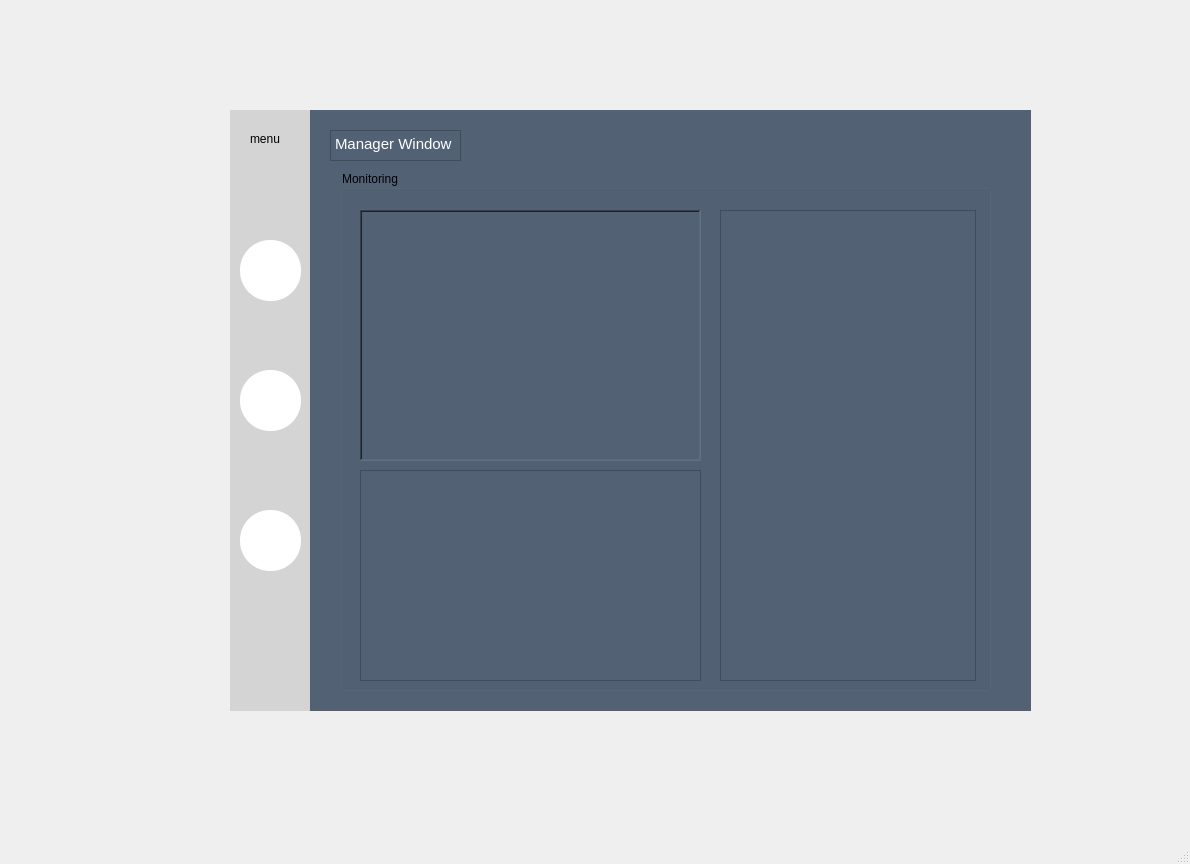
addinedu-ros-4th/ros-repo-2, file gui/manager/ui/manager.ui: the form before one commit.
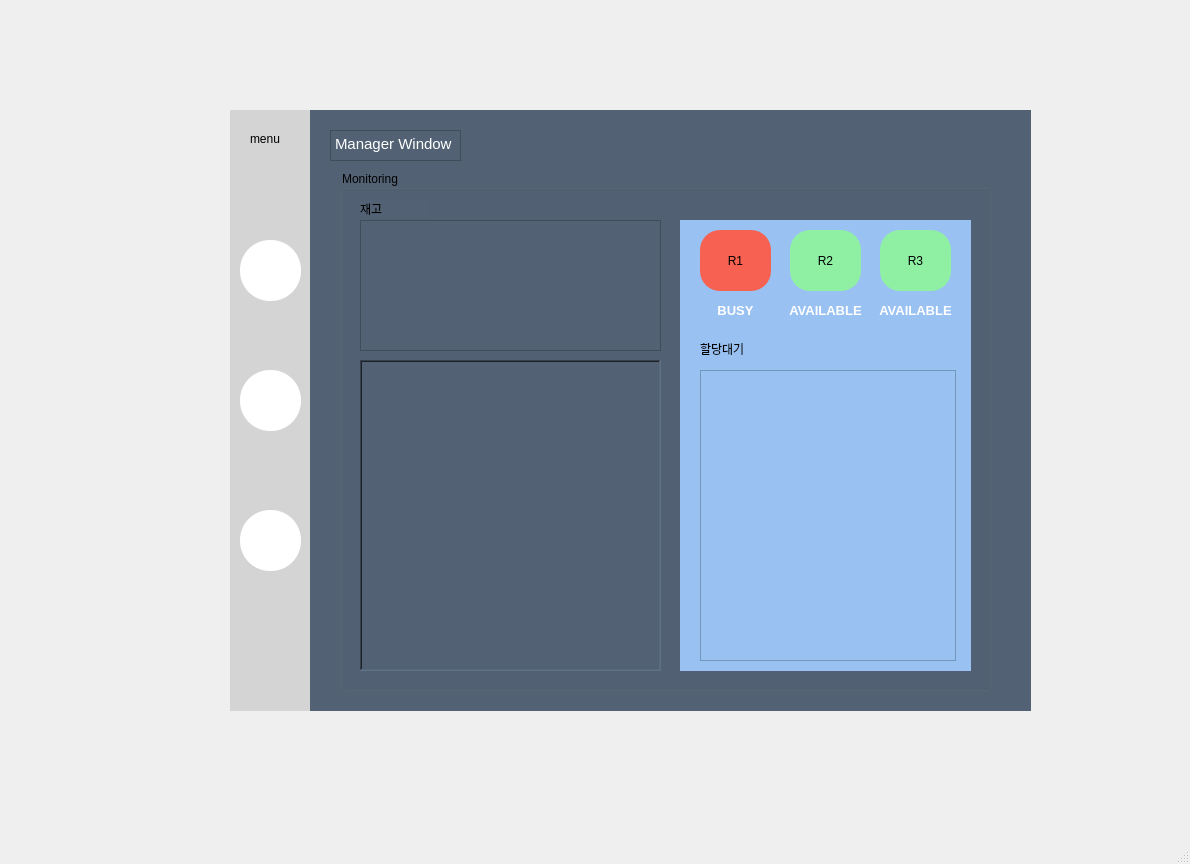
The form after the commit. Icons and pictures are not drawn.

```diff
--- a/gui/manager/ui/manager.ui
+++ b/gui/manager/ui/manager.ui
@@ -183,9 +183,9 @@
         <property name="geometry">
          <rect>
           <x>20</x>
-          <y>40</y>
-          <width>341</width>
-          <height>251</height>
+          <y>190</y>
+          <width>301</width>
+          <height>311</height>
          </rect>
         </property>
         <property name="frameShape">
@@ -198,26 +198,260 @@
          <string/>
         </property>
        </widget>
-       <widget class="QListWidget" name="listWidget">
+       <widget class="QWidget" name="widget" native="true">
         <property name="geometry">
          <rect>
-          <x>380</x>
-          <y>40</y>
-          <width>256</width>
-          <height>471</height>
+          <x>340</x>
+          <y>50</y>
+          <width>291</width>
+          <height>451</height>
          </rect>
         </property>
+        <property name="styleSheet">
+         <string notr="true">background-color: rgb(153, 193, 241);</string>
+        </property>
+        <widget class="QPushButton" name="R2">
+         <property name="geometry">
+          <rect>
+           <x>110</x>
+           <y>10</y>
+           <width>71</width>
+           <height>61</height>
+          </rect>
+         </property>
+         <property name="styleSheet">
+          <string notr="true">background-color: rgb(143, 240, 164);
+border-radius: 20px</string>
+         </property>
+         <property name="text">
+          <string>R2</string>
+         </property>
+         <property name="icon">
+          <iconset>
+           <normaloff>../../../../consumer/ui/Downloads/bar-chart.png</normaloff>../../../../consumer/ui/Downloads/bar-chart.png</iconset>
+         </property>
+         <property name="iconSize">
+          <size>
+           <width>30</width>
+           <height>30</height>
+          </size>
+         </property>
+        </widget>
+        <widget class="QPushButton" name="R3">
+         <property name="geometry">
+          <rect>
+           <x>200</x>
+           <y>10</y>
+           <width>71</width>
+           <height>61</height>
+          </rect>
+         </property>
+         <property name="styleSheet">
+          <string notr="true">background-color: rgb(143, 240, 164);
+border-radius: 20px</string>
+         </property>
+         <property name="text">
+          <string>R3</string>
+         </property>
+         <property name="icon">
+          <iconset>
+           <normaloff>../../../../consumer/ui/Downloads/bar-chart.png</normaloff>../../../../consumer/ui/Downloads/bar-chart.png</iconset>
+         </property>
+         <property name="iconSize">
+          <size>
+           <width>30</width>
+           <height>30</height>
+          </size>
+         </property>
+        </widget>
+        <widget class="QLabel" name="status1">
+         <property name="geometry">
+          <rect>
+           <x>30</x>
+           <y>80</y>
+           <width>51</width>
+           <height>21</height>
+          </rect>
+         </property>
+         <property name="font">
+          <font>
+           <pointsize>10</pointsize>
+           <weight>75</weight>
+           <italic>false</italic>
+           <bold>true</bold>
+           <strikeout>false</strikeout>
+          </font>
+         </property>
+         <property name="contextMenuPolicy">
+          <enum>Qt::ActionsContextMenu</enum>
+         </property>
+         <property name="layoutDirection">
+          <enum>Qt::LeftToRight</enum>
+         </property>
+         <property name="styleSheet">
+          <string notr="true">color: rgb(255, 255, 255);</string>
+         </property>
+         <property name="text">
+          <string>BUSY</string>
+         </property>
+         <property name="alignment">
+          <set>Qt::AlignCenter</set>
+         </property>
+        </widget>
+        <widget class="QLabel" name="status2">
+         <property name="geometry">
+          <rect>
+           <x>100</x>
+           <y>80</y>
+           <width>91</width>
+           <height>21</height>
+          </rect>
+         </property>
+         <property name="font">
+          <font>
+           <pointsize>10</pointsize>
+           <weight>75</weight>
+           <italic>false</italic>
+           <bold>true</bold>
+           <strikeout>false</strikeout>
+          </font>
+         </property>
+         <property name="contextMenuPolicy">
+          <enum>Qt::ActionsContextMenu</enum>
+         </property>
+         <property name="layoutDirection">
+          <enum>Qt::LeftToRight</enum>
+         </property>
+         <property name="styleSheet">
+          <string notr="true">color: rgb(255, 255, 255);</string>
+         </property>
+         <property name="text">
+          <string>AVAILABLE</string>
+         </property>
+         <property name="alignment">
+          <set>Qt::AlignCenter</set>
+         </property>
+        </widget>
+        <widget class="QPushButton" name="R1">
+         <property name="geometry">
+          <rect>
+           <x>20</x>
+           <y>10</y>
+           <width>71</width>
+           <height>61</height>
+          </rect>
+         </property>
+         <property name="styleSheet">
+          <string notr="true">background-color: rgb(246, 97, 81);
+border-radius: 20px</string>
+         </property>
+         <property name="text">
+          <string>R1</string>
+         </property>
+         <property name="icon">
+          <iconset>
+           <normaloff>../../../../consumer/ui/Downloads/bar-chart.png</normaloff>../../../../consumer/ui/Downloads/bar-chart.png</iconset>
+         </property>
+         <property name="iconSize">
+          <size>
+           <width>30</width>
+           <height>30</height>
+          </size>
+         </property>
+        </widget>
+        <widget class="QLabel" name="status3">
+         <property name="geometry">
+          <rect>
+           <x>190</x>
+           <y>80</y>
+           <width>91</width>
+           <height>21</height>
+          </rect>
+         </property>
+         <property name="font">
+          <font>
+           <pointsize>10</pointsize>
+           <weight>75</weight>
+           <italic>false</italic>
+           <bold>true</bold>
+           <strikeout>false</strikeout>
+          </font>
+         </property>
+         <property name="contextMenuPolicy">
+          <enum>Qt::ActionsContextMenu</enum>
+         </property>
+         <property name="layoutDirection">
+          <enum>Qt::LeftToRight</enum>
+         </property>
+         <property name="styleSheet">
+          <string notr="true">color: rgb(255, 255, 255);</string>
+         </property>
+         <property name="text">
+          <string>AVAILABLE</string>
+         </property>
+         <property name="alignment">
+          <set>Qt::AlignCenter</set>
+         </property>
+        </widget>
+        <widget class="QLabel" name="wait">
+         <property name="geometry">
+          <rect>
+           <x>20</x>
+           <y>120</y>
+           <width>67</width>
+           <height>17</height>
+          </rect>
+         </property>
+         <property name="text">
+          <string>할당대기</string>
+         </property>
+        </widget>
+        <widget class="QTableView" name="taskView">
+         <property name="geometry">
+          <rect>
+           <x>20</x>
+           <y>150</y>
+           <width>256</width>
+           <height>291</height>
+          </rect>
+         </property>
+        </widget>
+        <zorder>status2</zorder>
+        <zorder>R2</zorder>
+        <zorder>R3</zorder>
+        <zorder>status1</zorder>
+        <zorder>R1</zorder>
+        <zorder>status3</zorder>
+        <zorder>wait</zorder>
+        <zorder>taskView</zorder>
        </widget>
-       <widget class="QTableView" name="tableView">
+       <widget class="QLabel" name="inven">
         <property name="geometry">
          <rect>
           <x>20</x>
-          <y>300</y>
-          <width>341</width>
-          <height>211</height>
+          <y>30</y>
+          <width>67</width>
+          <height>17</height>
          </rect>
         </property>
+        <property name="text">
+         <string>재고</string>
+        </property>
        </widget>
+       <widget class="QTableWidget" name="tableWidget">
+        <property name="geometry">
+         <rect>
+          <x>20</x>
+          <y>50</y>
+          <width>301</width>
+          <height>131</height>
+         </rect>
+        </property>
+       </widget>
+       <zorder>widget</zorder>
+       <zorder>map</zorder>
+       <zorder>inven</zorder>
+       <zorder>tableWidget</zorder>
       </widget>
      </widget>
     </widget>
```
Left out of the diff: 102 changed lines with no effect on the pictures.
